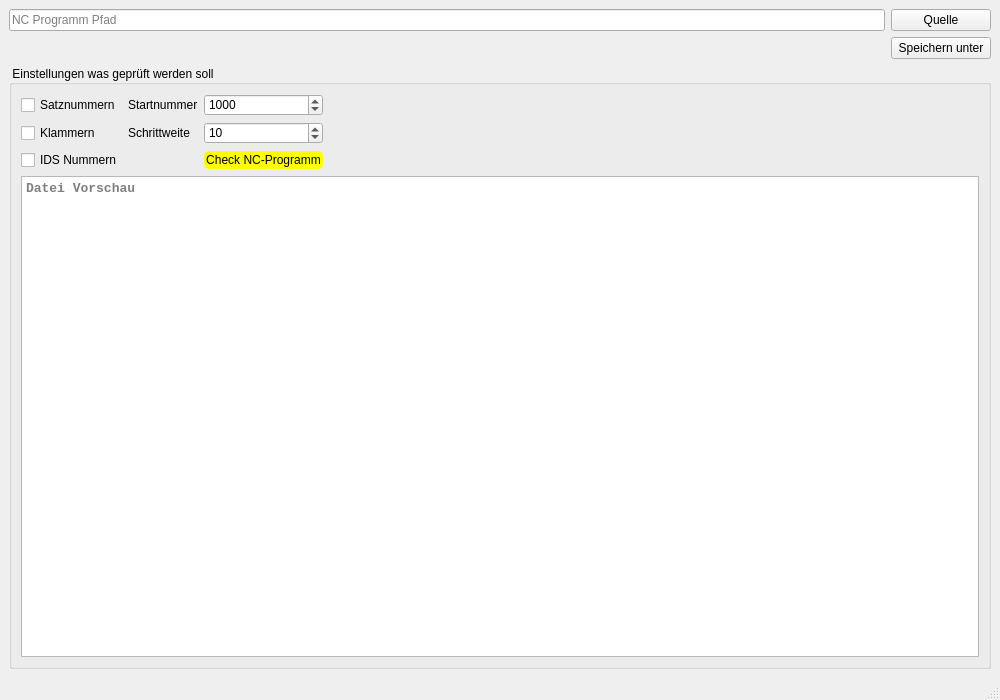
imoDDomi/NC-Editor, file nc_editor_mainwindow.ui: the form before one commit.
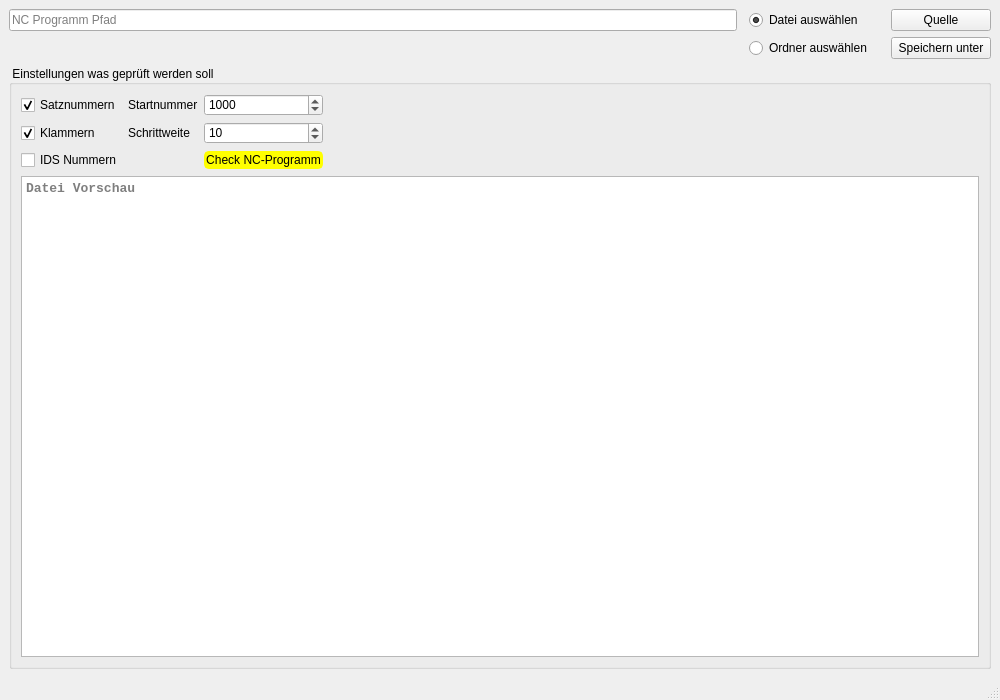
The form after the commit. Icons and pictures are not drawn.

Commit message: Beginn für Ordner Auswahl

Diff of the .ui file:
```diff
--- a/nc_editor_mainwindow.ui
+++ b/nc_editor_mainwindow.ui
@@ -24,47 +24,14 @@
    <layout class="QVBoxLayout" name="verticalLayout">
     <item>
      <layout class="QGridLayout" name="gridLayout">
-      <item row="0" column="0" colspan="2">
-       <widget class="QLineEdit" name="le_input">
-        <property name="enabled">
-         <bool>true</bool>
-        </property>
-        <property name="sizePolicy">
-         <sizepolicy hsizetype="Expanding" vsizetype="Fixed">
-          <horstretch>0</horstretch>
-          <verstretch>0</verstretch>
-         </sizepolicy>
-        </property>
-        <property name="minimumSize">
-         <size>
-          <width>0</width>
-          <height>0</height>
-         </size>
-        </property>
-        <property name="baseSize">
-         <size>
-          <width>0</width>
-          <height>0</height>
-         </size>
-        </property>
-        <property name="layoutDirection">
-         <enum>Qt::LeftToRight</enum>
-        </property>
-        <property name="styleSheet">
-         <string notr="true"/>
-        </property>
+      <item row="2" column="2">
+       <widget class="QRadioButton" name="rb_directory">
         <property name="text">
-         <string/>
-        </property>
-        <property name="readOnly">
-         <bool>true</bool>
-        </property>
-        <property name="placeholderText">
-         <string>NC Programm Pfad</string>
+         <string>Ordner auswählen</string>
         </property>
        </widget>
       </item>
-      <item row="0" column="2">
+      <item row="0" column="4">
        <widget class="QPushButton" name="pb_quelle">
         <property name="sizePolicy">
          <sizepolicy hsizetype="Fixed" vsizetype="Fixed">
@@ -92,7 +59,7 @@
         </property>
        </widget>
       </item>
-      <item row="2" column="2">
+      <item row="2" column="4">
        <widget class="QPushButton" name="pb_save_as">
         <property name="styleSheet">
          <string notr="true"/>
@@ -102,7 +69,17 @@
         </property>
        </widget>
       </item>
-      <item row="3" column="0" colspan="3">
+      <item row="0" column="2">
+       <widget class="QRadioButton" name="rb_file">
+        <property name="text">
+         <string>Datei auswählen</string>
+        </property>
+        <property name="checked">
+         <bool>true</bool>
+        </property>
+       </widget>
+      </item>
+      <item row="3" column="0" colspan="5">
        <widget class="QGroupBox" name="groupBox">
         <property name="enabled">
          <bool>true</bool>
@@ -159,7 +136,7 @@
             <string>Satznummern</string>
            </property>
            <property name="checked">
-            <bool>false</bool>
+            <bool>true</bool>
            </property>
           </widget>
          </item>
@@ -281,11 +258,54 @@
            <property name="text">
             <string>Klammern</string>
            </property>
+           <property name="checked">
+            <bool>true</bool>
+           </property>
           </widget>
          </item>
         </layout>
        </widget>
       </item>
+      <item row="0" column="0">
+       <widget class="QLineEdit" name="le_input">
+        <property name="enabled">
+         <bool>true</bool>
+        </property>
+        <property name="sizePolicy">
+         <sizepolicy hsizetype="Expanding" vsizetype="Fixed">
+          <horstretch>0</horstretch>
+          <verstretch>0</verstretch>
+         </sizepolicy>
+        </property>
+        <property name="minimumSize">
+         <size>
+          <width>0</width>
+          <height>0</height>
+         </size>
+        </property>
+        <property name="baseSize">
+         <size>
+          <width>0</width>
+          <height>0</height>
+         </size>
+        </property>
+        <property name="layoutDirection">
+         <enum>Qt::LeftToRight</enum>
+        </property>
+        <property name="styleSheet">
+         <string notr="true"/>
+        </property>
+        <property name="text">
+         <string/>
+        </property>
+        <property name="readOnly">
+         <bool>true</bool>
+        </property>
+        <property name="placeholderText">
+         <string>NC Programm Pfad</string>
+        </property>
+       </widget>
+      </item>
       <item row="2" column="0">
        <spacer name="horizontalSpacer_2">
         <property name="orientation">
@@ -299,7 +319,7 @@
         </property>
        </spacer>
       </item>
-      <item row="2" column="1">
+      <item row="2" column="3">
        <widget class="QLabel" name="lb_saved">
         <property name="enabled">
          <bool>true</bool>
```
The commit also changes 4 other files.
